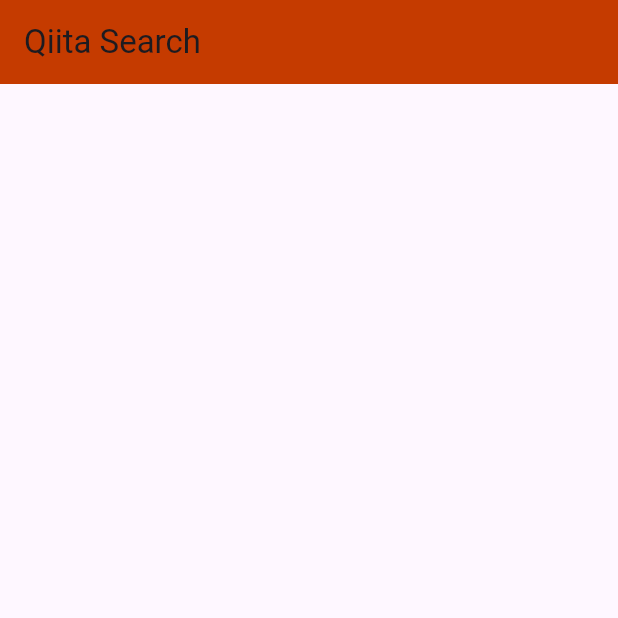
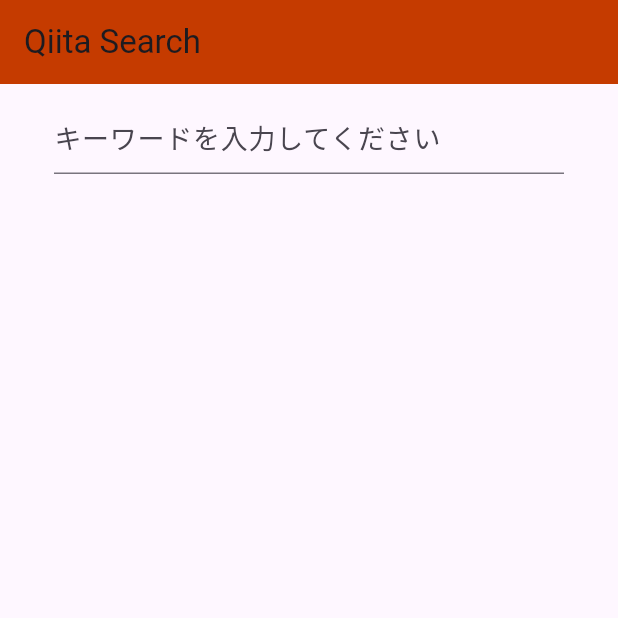
Before and after one commit to orukahairuka/flutter_api_study, a Flutter app: the screen it shows after launch, on a phone screen of 412 x 824 dp, the top half of it. Run offline on Flutter 3.47's test engine with Material 3 defaults, Android fonts, the phone set to English and light mode, and no system bars; our stand-ins replace flutter_dotenv.

Commit message:
api完了

```diff
--- a/lib/screens/search_screen.dart
+++ b/lib/screens/search_screen.dart
@@ -13,15 +13,36 @@
 }
 
 class _serarchScreenState extends State<SearchScreen> {
+  List<Article> _articles = []; //検索結果を格納するリスト
   @override
   Widget build(BuildContext context) {
     return Scaffold(
-      appBar: AppBar(
-        backgroundColor: Color.fromARGB(255, 197, 59, 0),
-        title: const Text('Qiita Search'),
-      ),
-      body: Container(),
-    );
+        appBar: AppBar(
+          backgroundColor: Color.fromARGB(255, 197, 59, 0),
+          title: const Text('Qiita Search'),
+        ),
+        body: Column(
+          children: [
+            Padding(
+              padding: const EdgeInsets.symmetric(
+                vertical: 12,
+                horizontal: 36,
+              ),
+              child: TextField(
+                style: const TextStyle(fontSize: 18, color: Colors.black),
+                decoration: const InputDecoration(
+                  hintText: 'キーワードを入力してください',
+                ),
+                onSubmitted: (String value) async {
+                  final results = await searchQiita(value);//検索処理を実行する
+                  setState(() {
+                    _articles = results;//検索結果を更新する
+                  });
+                },
+              ),
+            ),
+          ],
+        ));
   }
 }
 
@@ -46,6 +67,6 @@
   }
 // 4. 変換したArticleクラスの配列を返す(returnする)
 //レスポンスをモデルクラスへ変換
-final List<dynamic>body = jsonDecode(res.body);
-return body.map((dynamic json) => Article.fromJson(json)).toList();
+  final List<dynamic> body = jsonDecode(res.body);
+  return body.map((dynamic json) => Article.fromJson(json)).toList();
 }
```
Also changed, not shown: lib/widgets/article_container.dart (added).
